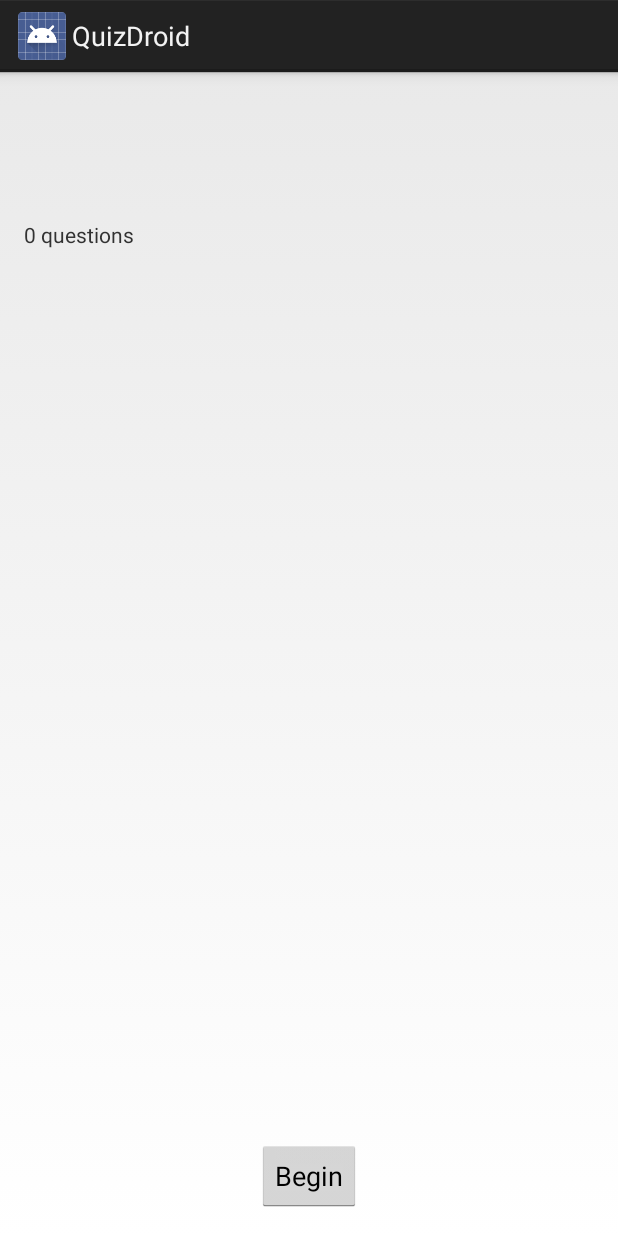
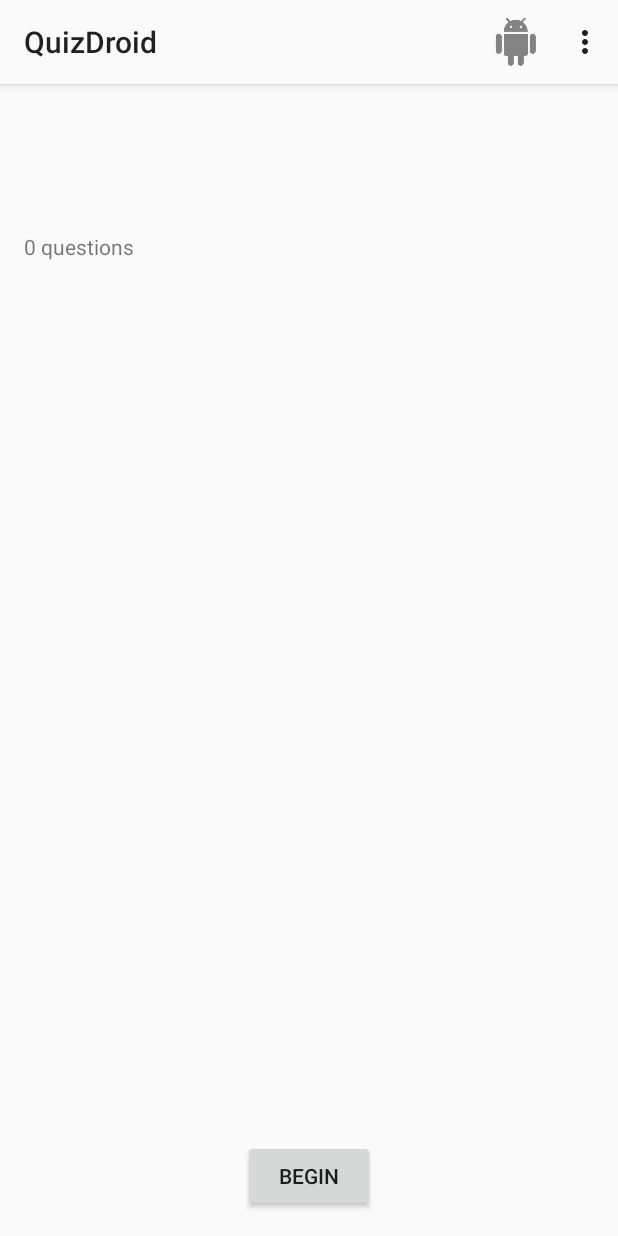
Before and after one commit to NZguy/quizdroid, an Android app: the QuizActivity screen opened directly, with no data from a screen before it, on a phone screen of 412 x 824 dp. Run offline under Robolectric (Android 15) with nearby library versions, the phone set to English and light mode, and no system bars; 3 statements that could not run were skipped.

Commit message:
added activity bar with link to pref

```diff
--- a/app/src/main/java/edu/washington/drma/quizdroid/DataRepository.java
+++ b/app/src/main/java/edu/washington/drma/quizdroid/DataRepository.java
@@ -56,7 +56,7 @@ public class DataRepository{
         Log.i("DataRepository", "JSON");
         Log.i("DataRepository", questionsJSON);
 
-
+        // Source: http://stackoverflow.com/questions/2591098/how-to-parse-json-in-java
         try {
             JSONArray jTopics = new JSONArray(questionsJSON);
             for(int i = 0; i < jTopics.length(); i++){
--- a/app/src/main/java/edu/washington/drma/quizdroid/QuizActivity.java
+++ b/app/src/main/java/edu/washington/drma/quizdroid/QuizActivity.java
@@ -1,13 +1,17 @@
 package edu.washington.drma.quizdroid;
 
-import android.app.Activity;
 import android.app.FragmentTransaction;
 import android.content.Intent;
 import android.os.Bundle;
 import android.app.Fragment;
+import android.support.v7.app.AppCompatActivity;
+import android.support.v7.widget.Toolbar;
 import android.util.Log;
+import android.view.Menu;
+import android.view.MenuInflater;
+import android.view.MenuItem;
 
-public class QuizActivity extends Activity
+public class QuizActivity extends AppCompatActivity
         implements OverviewFragment.OnFragmentInteractionListener,
                     QuestionFragment.OnFragmentInteractionListener,
                     AnswerFragment.OnFragmentInteractionListener  {
@@ -23,6 +27,10 @@ public class QuizActivity extends Activity
         super.onCreate(savedInstanceState);
         setContentView(R.layout.activity_quiz);
 
+        // Toolbar
+        Toolbar toolbar = (Toolbar)findViewById(R.id.toolbar);
+        setSupportActionBar(toolbar);
+
         // Get the requested quiz overview
         Intent i = getIntent();
         topicIndex = i.getIntExtra(MainActivity.QUIZ, 0);
@@ -31,6 +39,37 @@ public class QuizActivity extends Activity
         tx.setCustomAnimations(R.animator.slide_in_right, R.animator.slide_out_left, 0, 0);
         tx.replace(R.id.fragment_placeholder, overview);
         tx.commit();
+    }
+
+    @Override
+    public boolean onCreateOptionsMenu(Menu menu) {
+        MenuInflater inflater = getMenuInflater();
+        inflater.inflate(R.menu.menu, menu);
+        return true;
+    }
+
+    @Override
+    public boolean onOptionsItemSelected(MenuItem item) {
+        Intent i;
+        switch (item.getItemId()) {
+            case R.id.action_main:
+                // User chose the "Settings" item, show the app settings UI...
+                i = new Intent(QuizActivity.this, MainActivity.class);
+                startActivity(i);
+                return true;
+
+            case R.id.action_preferences:
+                // User chose the "Favorite" action, mark the current item
+                // as a favorite...
+                i = new Intent(QuizActivity.this, PreferencesActivity.class);
+                startActivity(i);
+                return true;
+
+            default:
+                // If we got here, the user's action was not recognized.
+                // Invoke the superclass to handle it.
+                return super.onOptionsItemSelected(item);
+        }
     }
 
     @Override
--- a/app/src/main/res/layout/activity_quiz.xml
+++ b/app/src/main/res/layout/activity_quiz.xml
@@ -1,18 +1,37 @@
 <?xml version="1.0" encoding="utf-8"?>
 <LinearLayout xmlns:android="http://schemas.android.com/apk/res/android"
     xmlns:tools="http://schemas.android.com/tools"
+    xmlns:app="http://schemas.android.com/apk/res-auto"
     android:id="@+id/activity_quiz"
     android:layout_width="match_parent"
     android:layout_height="match_parent"
-    android:paddingBottom="@dimen/activity_vertical_margin"
-    android:paddingLeft="@dimen/activity_horizontal_margin"
-    android:paddingRight="@dimen/activity_horizontal_margin"
-    android:paddingTop="@dimen/activity_vertical_margin"
+    android:orientation="vertical"
     tools:context="edu.washington.drma.quizdroid.QuizActivity">
 
-    <FrameLayout
+    <android.support.v7.widget.Toolbar
+        android:id="@+id/toolbar"
+        android:layout_width="match_parent"
+        android:layout_height="?android:attr/actionBarSize"
+        android:background="#FAFAFA"
+        android:elevation="4dp"
+        android:theme="@style/ThemeOverlay.AppCompat.ActionBar"
+        app:popupTheme="@style/ThemeOverlay.AppCompat.Light"/>
+
+    <LinearLayout
         android:layout_width="match_parent"
         android:layout_height="match_parent"
-        android:id="@+id/fragment_placeholder"></FrameLayout>
+        android:paddingBottom="@dimen/activity_vertical_margin"
+        android:paddingLeft="@dimen/activity_horizontal_margin"
+        android:paddingRight="@dimen/activity_horizontal_margin"
+        android:paddingTop="@dimen/activity_vertical_margin">
+
+        <FrameLayout
+            android:layout_width="match_parent"
+            android:layout_height="match_parent"
+            android:id="@+id/fragment_placeholder"/>
+
+    </LinearLayout>
+
+
 
 </LinearLayout>
--- /dev/null
+++ b/app/src/main/res/menu/menu.xml
@@ -0,0 +1,18 @@
+<?xml version="1.0" encoding="utf-8"?>
+<menu xmlns:android="http://schemas.android.com/apk/res/android"
+    xmlns:app="http://schemas.android.com/apk/res-auto">
+
+    <!-- "Mark Favorite", should appear as action button if possible -->
+    <item
+        android:id="@+id/action_main"
+        android:icon="@drawable/ic_action_name"
+        android:title="Main"
+        app:showAsAction="ifRoom"/>
+
+    <!-- Settings, should always be in the overflow -->
+    <item android:id="@+id/action_preferences"
+        android:icon="@drawable/ic_action_name"
+        android:title="Preferences"
+        app:showAsAction="never"/>
+
+</menu>
```
Also changed, not shown: app/src/main/AndroidManifest.xml (+5 -3 lines), app/src/main/java/edu/washington/drma/quizdroid/MainActivity.java (+42 -4 lines), app/src/main/java/edu/washington/drma/quizdroid/PreferencesActivity.java (added, +53 -0 lines), app/src/main/res/layout/activity_main.xml (+21 -4 lines), app/src/main/res/layout/activity_preferences.xml (added, +82 -0 lines).
